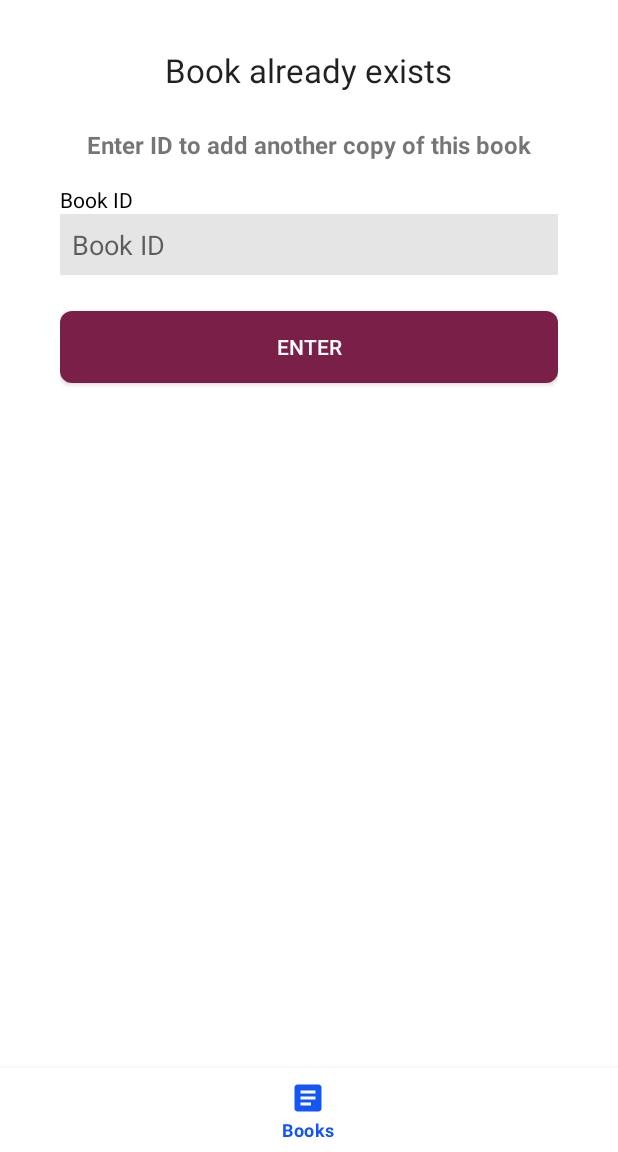
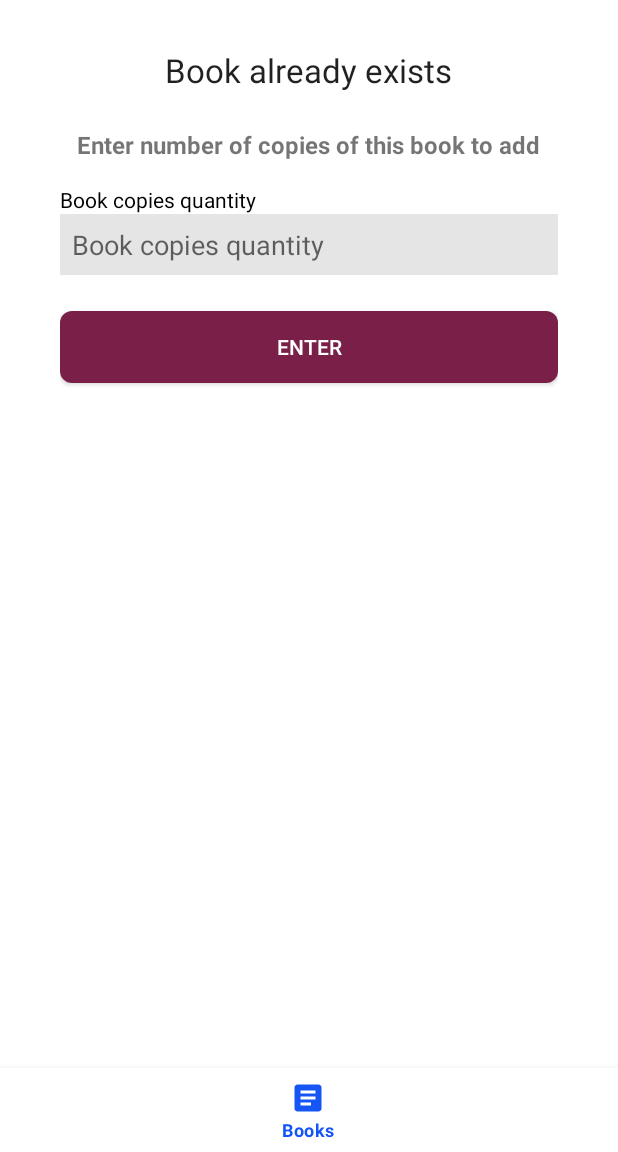
Before and after one commit to djunicode/departmental-library-management-app, an Android app: the AddBookIdFragment screen opened through its navigation route, on a phone screen of 412 x 824 dp, the part 84-1236 px from its top. Run offline under Robolectric (Android 15) with nearby library versions, the phone set to English and light mode, and no system bars; our stand-ins replace navigation-ui; libraries missing offline, so code that uses them is left out: com.google.zxing.integration; Roboto replaces fonts that are not available here; 1 statement that could not run was skipped.

Commit message:
Added book copies functionality;

```diff
--- a/libraryAndroid/UnicodeLibraryApp/app/src/main/java/com/example/unicodelibraryapp/AddBookIdFragment.java
+++ b/libraryAndroid/UnicodeLibraryApp/app/src/main/java/com/example/unicodelibraryapp/AddBookIdFragment.java
@@ -2,20 +2,76 @@ package com.example.unicodelibraryapp;
 
 import android.os.Bundle;
 
+import androidx.appcompat.widget.AppCompatButton;
 import androidx.fragment.app.Fragment;
 
+import android.util.Log;
 import android.view.LayoutInflater;
 import android.view.View;
 import android.view.ViewGroup;
+import android.widget.EditText;
+import android.widget.Toast;
+
+import retrofit2.Call;
+import retrofit2.Callback;
+import retrofit2.Response;
 
 
 public class AddBookIdFragment extends Fragment
 {
+    private String isbn;
 
     @Override
     public View onCreateView(LayoutInflater inflater, ViewGroup container,
-                             Bundle savedInstanceState) {
+                             Bundle savedInstanceState)
+    {
         // Inflate the layout for this fragment
-        return inflater.inflate(R.layout.fragment_add_book_id, container, false);
+        View fragmentView = inflater.inflate(R.layout.fragment_add_book_id, container, false);
+
+        //Getting isbn from bundle
+        Bundle bundle = getArguments();
+        isbn = bundle.getString("ISBN");
+
+        //Adding click listener to submit button
+        ((AppCompatButton)fragmentView.findViewById(R.id.book_id_submit_btn)).setOnClickListener(new View.OnClickListener() {
+            @Override
+            public void onClick(View v)
+            {
+                //Getting the entered number of copies
+                int newCopies = Integer.parseInt(((EditText)getView().findViewById(R.id.book_quantity_txtbx)).getText().toString());
+
+                addCopies(newCopies);
+            }
+        });
+
+        return fragmentView;
+    }
+
+    private void addCopies(int newCopies)
+    {
+        /*Adds the new copies of the book*/
+
+        Call<SuccessResponse> addCopiesCall = AuthActivity.retrofitApiInterface.addBookCopies(SessionInfo.loggedUser.getToken(), isbn, newCopies);
+        addCopiesCall.enqueue(new Callback<SuccessResponse>() {
+            @Override
+            public void onResponse(Call<SuccessResponse> call, Response<SuccessResponse> response)
+            {
+                if(response.isSuccessful() && response.body().getSuccess())
+                    Toast.makeText(getActivity(), "Book copies successfully incremented", Toast.LENGTH_SHORT).show();
+                else
+                {
+                    Toast.makeText(getActivity(), "Failed to increment book copies. Try Again", Toast.LENGTH_SHORT).show();
+                    Log.e("ADD_COPIES_ERROR", response.message());
+                }
+            }
+
+            @Override
+            public void onFailure(Call<SuccessResponse> call, Throwable t)
+            {
+                Toast.makeText(getActivity(), "Failed to increment book copies. Try Again", Toast.LENGTH_SHORT).show();
+                Log.e("ADD_COPIES_ERROR", t.getMessage());
+            }
+        });
+
     }
 }
--- a/libraryAndroid/UnicodeLibraryApp/app/src/main/res/layout/fragment_add_book_id.xml
+++ b/libraryAndroid/UnicodeLibraryApp/app/src/main/res/layout/fragment_add_book_id.xml
@@ -26,7 +26,7 @@
             android:layout_height="wrap_content"
             android:layout_marginTop="24dp"
             android:layout_gravity="center_horizontal"
-            android:text="Enter ID to add another copy of this book"
+            android:text="Enter number of copies of this book to add"
             android:textSize="16sp"
             android:textStyle="bold"
             />
@@ -35,16 +35,16 @@
             android:layout_width="wrap_content"
             android:layout_height="wrap_content"
             android:layout_marginTop="16dp"
-            android:text="Book ID"
+            android:text="Book copies quantity"
             android:textColor="@color/black"
             />
 
         <EditText
-            android:id="@+id/book_id_txtbx"
+            android:id="@+id/book_quantity_txtbx"
             android:layout_width="match_parent"
             android:layout_height="wrap_content"
             android:padding="8dp"
-            android:hint="Book ID"
+            android:hint="Book copies quantity"
             android:background="@color/light_grey"
             />
 
```
Also changed, not shown: libraryAndroid/UnicodeLibraryApp/app/src/main/java/com/example/unicodelibraryapp/AddBookFragment.java (+46 -9 lines), libraryAndroid/UnicodeLibraryApp/app/src/main/java/com/example/unicodelibraryapp/RetrofitApiInterface.java (+8 -0 lines).
